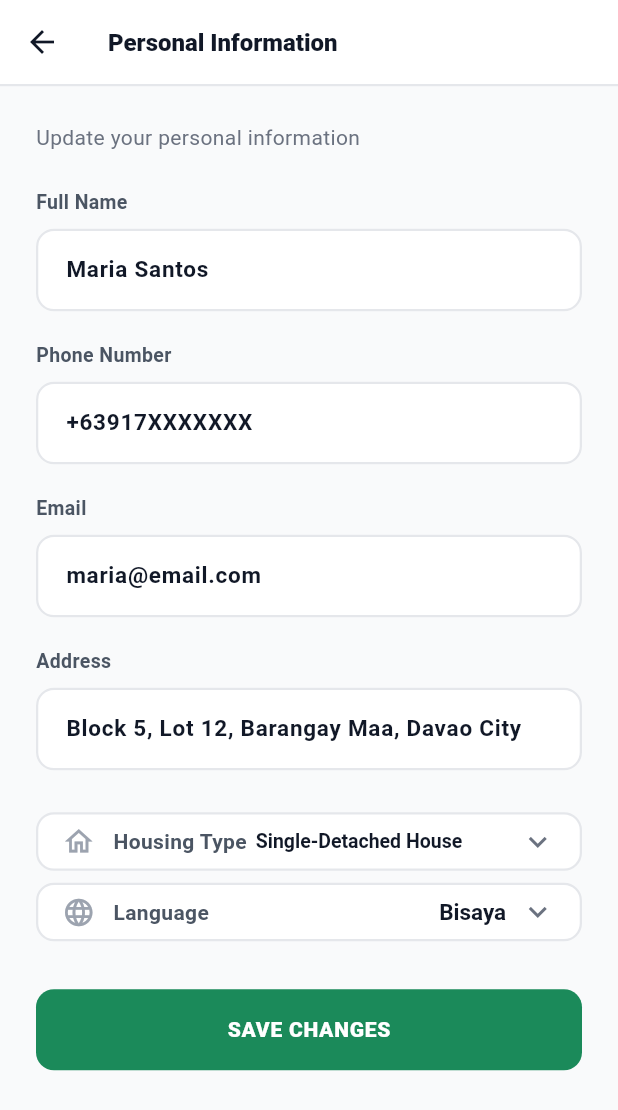
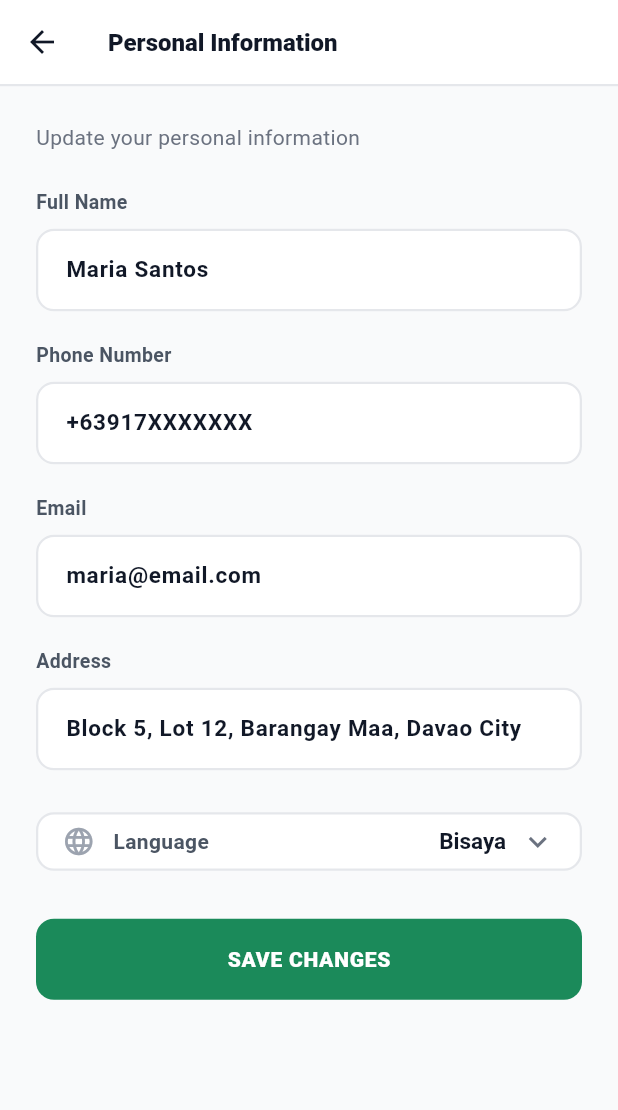
Before and after one commit to madarax092/kilotap, a Flutter app: the HouseholdPersonalInfoPage screen opened directly, on a phone screen of 412 x 824 dp. Shown: the top 1110 px of the screen. Run offline on Flutter 3.47's test engine with Material 3 defaults, Android fonts, the phone set to English and light mode, and no system bars; our stand-ins replace cloud_firestore, firebase_auth, firebase_core, hive_flutter; accounts and stored records are empty; generated files the repository leaves out were written again; Roboto replaces fonts that are missing (Arial).

Commit message:
Remove Housing_Type — not in July 28 paper Table 8

```diff
--- a/lib/models/scrap_seller.dart
+++ b/lib/models/scrap_seller.dart
@@ -6,7 +6,6 @@ class ScrapSeller {
   final String phone;
   final String email;
   final String address;
-  final String housingType;
   final String preferredSchedule;
   final DateTime? createdAt;
 
@@ -17,7 +16,6 @@ class ScrapSeller {
     this.phone = '',
     this.email = '',
     required this.address,
-    this.housingType = '',
     this.preferredSchedule = 'ASAP',
     this.createdAt,
   });
@@ -29,7 +27,6 @@ class ScrapSeller {
     phone: m['Phone'] ?? '',
     email: m['Email'] ?? '',
     address: m['Address'] ?? '',
-    housingType: m['Housing_Type'] ?? '',
     preferredSchedule: m['Preferred_Schedule'] ?? 'ASAP',
     createdAt: (m['Created_At'] as dynamic)?.toDate(),
   );
@@ -41,7 +38,6 @@ class ScrapSeller {
     'Phone': phone,
     'Email': email,
     'Address': address,
-    'Housing_Type': housingType,
     'Preferred_Schedule': preferredSchedule,
     'Created_At': createdAt,
   };
--- a/lib/screens/household/personal_info_page.dart
+++ b/lib/screens/household/personal_info_page.dart
@@ -43,9 +43,6 @@ class _HouseholdPersonalInfoPageState extends State<HouseholdPersonalInfoPage> {
           const _Field(
               label: 'Address',
               value: 'Block 5, Lot 12, Barangay Maa, Davao City', focusColor: AppColors.sellerGreen),
-          const SizedBox(height: 8),
-          // Housing Type dropdown
-          const _HousingTypeDropdown(),
           const SizedBox(height: 8),
           Container(
             padding: const EdgeInsets.symmetric(horizontal: 16, vertical: 6),
@@ -104,58 +101,6 @@ class _HouseholdPersonalInfoPageState extends State<HouseholdPersonalInfoPage> {
   }
 }
 
-class _HousingTypeDropdown extends StatefulWidget {
-  const _HousingTypeDropdown();
-
-  @override
-  State<_HousingTypeDropdown> createState() => _HousingTypeDropdownState();
-}
-
-class _HousingTypeDropdownState extends State<_HousingTypeDropdown> {
-  String _housingType = 'Single-Detached House';
-
-  @override
-  Widget build(BuildContext context) {
-    return Container(
-      padding: const EdgeInsets.symmetric(horizontal: 16, vertical: 6),
-      decoration: BoxDecoration(
-        color: Colors.white,
-        borderRadius: BorderRadius.circular(12),
-        border: Border.all(color: const Color(0xFFE5E7EB), width: 1.5),
-      ),
-      child: Row(
-        children: [
-          const Icon(Icons.home_outlined, color: Color(0xFF9CA3AF), size: 22),
-          const SizedBox(width: 12),
-          const Text('Housing Type', style: TextStyle(fontSize: 14, fontWeight: FontWeight.w600, color: Color(0xFF4B5563))),
-          const Spacer(),
-          SizedBox(
-            width: 200,
-            child: DropdownButtonHideUnderline(
-              child: DropdownButton<String>(
-                value: _housingType,
-                isDense: true,
-                isExpanded: true,
-              style: const TextStyle(fontSize: 13, fontWeight: FontWeight.w700, color: Color(0xFF111827)),
-              icon: const Icon(Icons.expand_more, color: Color(0xFF6B7280)),
-              items: const [
-                DropdownMenuItem(value: 'Apartment', child: Text('Apartment')),
-                DropdownMenuItem(value: 'Boarding House / Dormitory', child: Text('Boarding House / Dormitory')),
-                DropdownMenuItem(value: 'Duplex', child: Text('Duplex')),
-                DropdownMenuItem(value: 'Single-Attached House', child: Text('Single-Attached House')),
-                DropdownMenuItem(value: 'Single-Detached House', child: Text('Single-Detached House')),
-                DropdownMenuItem(value: 'Townhouse / Rowhouse', child: Text('Townhouse / Rowhouse')),
-              ],
-              onChanged: (v) => setState(() => _housingType = v!),
-            ),
-          ),
-          ),
-        ],
-      ),
-    );
-  }
-}
-
 class _Field extends StatelessWidget {
   final String label, value;
   final Color focusColor;
--- a/lib/services/auth_service.dart
+++ b/lib/services/auth_service.dart
@@ -62,7 +62,6 @@ class AuthService {
           'Phone': phone,
           'Email': email,
           'Address': address,
-          'Housing_Type': '',
           'Preferred_Schedule': 'ASAP',
           'Created_At': FieldValue.serverTimestamp(),
         });
```
